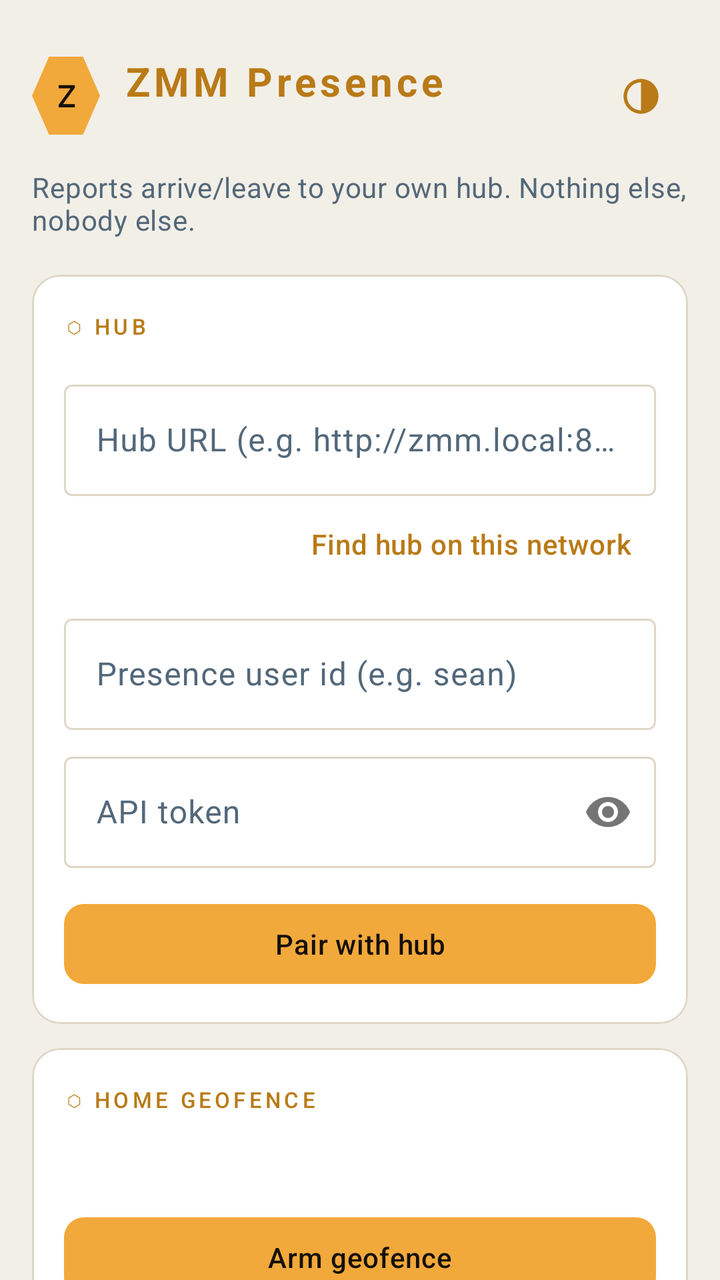
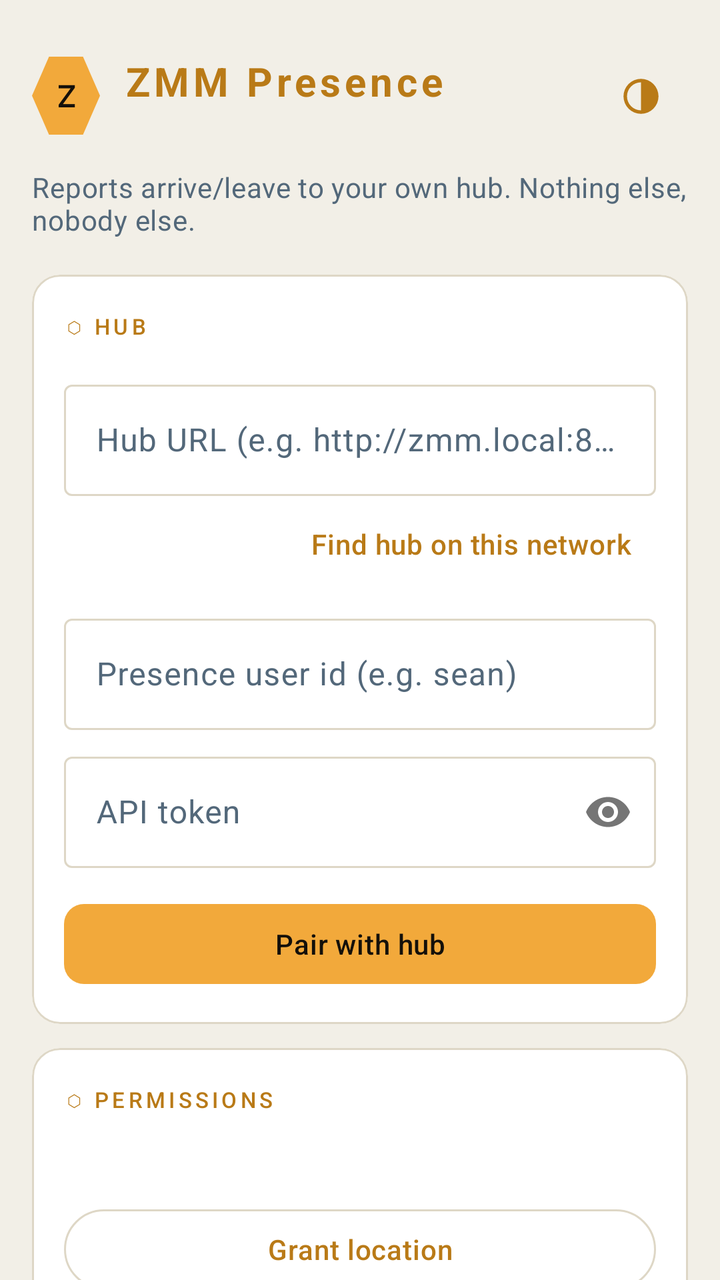

Two renders of the same Android screen: before a commit and after it. Below are the layout's source before the change and the commit's diff.
<!-- AndroidManifest.xml: application theme Theme.ZmmPresence -->
<!-- res/layout/activity_pair.xml -->
<?xml version="1.0" encoding="utf-8"?>
<ScrollView xmlns:android="http://schemas.android.com/apk/res/android"
    xmlns:app="http://schemas.android.com/apk/res-auto"
    android:layout_width="match_parent"
    android:layout_height="match_parent"
    android:fillViewport="true"
    android:scrollbars="none">

    <LinearLayout
        android:layout_width="match_parent"
        android:layout_height="wrap_content"
        android:orientation="vertical"
        android:padding="16dp">

        
        <LinearLayout
            android:layout_width="match_parent"
            android:layout_height="wrap_content"
            android:orientation="horizontal"
            android:gravity="center_vertical"
            android:layout_marginTop="8dp"
            android:layout_marginBottom="2dp">

            <TextView
                android:layout_width="34dp"
                android:layout_height="39dp"
                android:background="@drawable/hex_chip"
                android:backgroundTint="@color/honey"
                android:gravity="center"
                android:text="@string/hex_mark"
                android:textColor="@color/honey_ink"
                android:fontFamily="monospace"
                android:textStyle="bold"
                android:textSize="15sp" />

            <LinearLayout
                android:layout_width="0dp"
                android:layout_height="wrap_content"
                android:layout_weight="1"
                android:layout_marginStart="12dp"
                android:orientation="vertical">

                <TextView
                    android:layout_width="wrap_content"
                    android:layout_height="wrap_content"
                    android:text="@string/app_name"
                    android:textAppearance="@style/TextAppearance.Zmm.Wordmark" />

                <TextView
                    android:id="@+id/versionLabel"
                    android:layout_width="wrap_content"
                    android:layout_height="wrap_content"
                    android:layout_marginTop="1dp"
                    android:fontFamily="monospace"
                    android:textSize="10sp"
                    android:letterSpacing="0.08"
                    android:textColor="@color/text_muted" />
            </LinearLayout>

            <com.google.android.material.button.MaterialButton
                android:id="@+id/themeBtn"
                style="@style/Widget.Material3.Button.IconButton"
                android:layout_width="48dp"
                android:layout_height="48dp"
                app:icon="@drawable/ic_theme_system"
                app:iconSize="21dp"
                app:iconTint="@color/accent"
                android:contentDescription="@string/theme_toggle" />
        </LinearLayout>

        <TextView
            android:layout_width="match_parent"
            android:layout_height="wrap_content"
            android:layout_marginTop="10dp"
            android:layout_marginBottom="4dp"
            android:text="@string/blurb"
            android:textAppearance="@style/TextAppearance.Zmm.Body" />

        
        <com.google.android.material.card.MaterialCardView
            android:layout_width="match_parent"
            android:layout_height="wrap_content"
            android:layout_marginTop="14dp">

            <LinearLayout
                android:layout_width="match_parent"
                android:layout_height="wrap_content"
                android:orientation="vertical"
                android:padding="16dp">

                <LinearLayout
                    android:layout_width="match_parent"
                    android:layout_height="wrap_content"
                    android:orientation="horizontal"
                    android:gravity="center_vertical">

                    <TextView
                        android:layout_width="0dp"
                        android:layout_height="wrap_content"
                        android:layout_weight="1"
                        android:text="@string/label_hub"
                        android:textAppearance="@style/TextAppearance.Zmm.MicroLabel" />

                    <TextView
                        android:id="@+id/hubPill"
                        style="@style/Widget.Zmm.Pill"
                        android:layout_width="wrap_content"
                        android:layout_height="wrap_content" />
                </LinearLayout>

                <com.google.android.material.textfield.TextInputLayout
                    style="@style/Widget.Material3.TextInputLayout.OutlinedBox"
                    android:layout_width="match_parent"
                    android:layout_height="wrap_content"
                    android:layout_marginTop="14dp"
                    android:hint="@string/hub_hint">

                    <com.google.android.material.textfield.TextInputEditText
                        android:id="@+id/hubUrl"
                        android:layout_width="match_parent"
                        android:layout_height="wrap_content"
                        android:inputType="textUri"
                        android:autofillHints="" />
                </com.google.android.material.textfield.TextInputLayout>

                <com.google.android.material.button.MaterialButton
                    android:id="@+id/discoverBtn"
                    style="@style/Widget.Material3.Button.TextButton"
                    android:layout_width="wrap_content"
                    android:layout_height="wrap_content"
                    android:layout_gravity="end"
                    android:text="@string/discover" />

                <com.google.android.material.textfield.TextInputLayout
                    style="@style/Widget.Material3.TextInputLayout.OutlinedBox"
                    android:layout_width="match_parent"
                    android:layout_height="wrap_content"
                    android:layout_marginTop="8dp"
                    android:hint="@string/user_hint">

                    <com.google.android.material.textfield.TextInputEditText
                        android:id="@+id/userId"
                        android:layout_width="match_parent"
                        android:layout_height="wrap_content"
                        android:inputType="text"
                        android:autofillHints="" />
                </com.google.android.material.textfield.TextInputLayout>

                <com.google.android.material.textfield.TextInputLayout
                    style="@style/Widget.Material3.TextInputLayout.OutlinedBox"
                    android:layout_width="match_parent"
                    android:layout_height="wrap_content"
                    android:layout_marginTop="8dp"
                    android:hint="@string/token_hint"
                    app:passwordToggleEnabled="true">

                    <com.google.android.material.textfield.TextInputEditText
                        android:id="@+id/token"
                        android:layout_width="match_parent"
                        android:layout_height="wrap_content"
                        android:inputType="textPassword"
                        android:autofillHints="" />
                </com.google.android.material.textfield.TextInputLayout>

                <com.google.android.material.button.MaterialButton
                    android:id="@+id/pairBtn"
                    android:layout_width="match_parent"
                    android:layout_height="wrap_content"
                    android:layout_marginTop="14dp"
                    android:text="@string/pair" />
            </LinearLayout>
        </com.google.android.material.card.MaterialCardView>

        
        <com.google.android.material.card.MaterialCardView
            android:layout_width="match_parent"
            android:layout_height="wrap_content"
            android:layout_marginTop="12dp">

            <LinearLayout
                android:layout_width="match_parent"
                android:layout_height="wrap_content"
                android:orientation="vertical"
                android:padding="16dp">

                <LinearLayout
                    android:layout_width="match_parent"
                    android:layout_height="wrap_content"
                    android:orientation="horizontal"
                    android:gravity="center_vertical">

                    <TextView
                        android:layout_width="0dp"
                        android:layout_height="wrap_content"
                        android:layout_weight="1"
                        android:text="@string/label_geofence"
                        android:textAppearance="@style/TextAppearance.Zmm.MicroLabel" />

                    <TextView
                        android:id="@+id/geoPill"
                        style="@style/Widget.Zmm.Pill"
                        android:layout_width="wrap_content"
                        android:layout_height="wrap_content" />
                </LinearLayout>

                <TextView
                    android:id="@+id/homeState"
                    android:layout_width="match_parent"
                    android:layout_height="wrap_content"
                    android:layout_marginTop="12dp"
                    android:textAppearance="@style/TextAppearance.Zmm.Body" />

                <com.google.android.material.button.MaterialButton
                    android:id="@+id/armBtn"
                    android:layout_width="match_parent"
                    android:layout_height="wrap_content"
                    android:layout_marginTop="14dp"
                    android:text="@string/arm" />
            </LinearLayout>
        </com.google.android.material.card.MaterialCardView>

        
        <com.google.android.material.card.MaterialCardView
            android:layout_width="match_parent"
            android:layout_height="wrap_content"
            android:layout_marginTop="12dp">

            <LinearLayout
                android:layout_width="match_parent"
                android:layout_height="wrap_content"
                android:orientation="vertical"
                android:padding="16dp">

                <LinearLayout
                    android:layout_width="match_parent"
                    android:layout_height="wrap_content"
                    android:orientation="horizontal"
                    android:gravity="center_vertical">

                    <TextView
                        android:layout_width="0dp"
                        android:layout_height="wrap_content"
                        android:layout_weight="1"
                        android:text="@string/label_permissions"
                        android:textAppearance="@style/TextAppearance.Zmm.MicroLabel" />

                    <TextView
                        android:id="@+id/permPill"
                        style="@style/Widget.Zmm.Pill"
                        android:layout_width="wrap_content"
                        android:layout_height="wrap_content" />
                </LinearLayout>

                <TextView
                    android:id="@+id/permState"
                    android:layout_width="match_parent"
                    android:layout_height="wrap_content"
                    android:layout_marginTop="12dp"
                    android:textAppearance="@style/TextAppearance.Zmm.Body" />

                <com.google.android.material.button.MaterialButton
                    android:id="@+id/permsBtn"
                    style="@style/Widget.Material3.Button.OutlinedButton"
                    android:layout_width="match_parent"
                    android:layout_height="wrap_content"
                    android:layout_marginTop="10dp"
                    android:text="@string/grant_location" />

                <View
                    android:layout_width="match_parent"
                    android:layout_height="1dp"
                    android:layout_marginVertical="14dp"
                    android:background="@color/border_color" />

                
                <TextView
                    android:id="@+id/batteryState"
                    android:layout_width="match_parent"
                    android:layout_height="wrap_content"
                    android:textAppearance="@style/TextAppearance.Zmm.Body" />

                <com.google.android.material.button.MaterialButton
                    android:id="@+id/batteryBtn"
                    style="@style/Widget.Material3.Button.OutlinedButton"
                    android:layout_width="match_parent"
                    android:layout_height="wrap_content"
                    android:layout_marginTop="10dp"
                    android:text="@string/battery_btn" />
            </LinearLayout>
        </com.google.android.material.card.MaterialCardView>

        
        <com.google.android.material.card.MaterialCardView
            android:layout_width="match_parent"
            android:layout_height="wrap_content"
            android:layout_marginTop="12dp">

            <LinearLayout
                android:layout_width="match_parent"
                android:layout_height="wrap_content"
                android:orientation="vertical"
                android:padding="16dp">

                <LinearLayout
                    android:layout_width="match_parent"
                    android:layout_height="wrap_content"
                    android:orientation="horizontal"
                    android:gravity="center_vertical">

                    <TextView
                        android:layout_width="0dp"
                        android:layout_height="wrap_content"
                        android:layout_weight="1"
                        android:text="@string/label_drive"
                        android:textAppearance="@style/TextAppearance.Zmm.MicroLabel" />

                    <TextView
                        android:id="@+id/drivePill"
                        style="@style/Widget.Zmm.Pill"
                        android:layout_width="wrap_content"
                        android:layout_height="wrap_content" />
                </LinearLayout>

                <TextView
                    android:id="@+id/carState"
                    android:layout_width="match_parent"
                    android:layout_height="wrap_content"
                    android:layout_marginTop="12dp"
                    android:textAppearance="@style/TextAppearance.Zmm.Body" />

                <com.google.android.material.button.MaterialButton
                    android:id="@+id/carBtn"
                    style="@style/Widget.Material3.Button.OutlinedButton"
                    android:layout_width="match_parent"
                    android:layout_height="wrap_content"
                    android:layout_marginTop="10dp"
                    android:text="@string/car_btn" />
            </LinearLayout>
        </com.google.android.material.card.MaterialCardView>

        
        <com.google.android.material.card.MaterialCardView
            android:layout_width="match_parent"
            android:layout_height="wrap_content"
            android:layout_marginTop="12dp">

            <LinearLayout
                android:layout_width="match_parent"
                android:layout_height="wrap_content"
                android:orientation="vertical"
                android:padding="16dp">

                <TextView
                    android:layout_width="match_parent"
                    android:layout_height="wrap_content"
                    android:text="@string/label_device"
                    android:textAppearance="@style/TextAppearance.Zmm.MicroLabel" />

                <TextView
                    android:id="@+id/deviceId"
                    android:layout_width="match_parent"
                    android:layout_height="wrap_content"
                    android:layout_marginTop="12dp"
                    android:fontFamily="monospace"
                    android:textSize="11sp"
                    android:textColor="@color/text_muted"
                    android:lineSpacingMultiplier="1.2"
                    android:textIsSelectable="true" />

                <com.google.android.material.button.MaterialButton
                    android:id="@+id/forgetBtn"
                    style="@style/Widget.Material3.Button.TextButton"
                    android:layout_width="match_parent"
                    android:layout_height="wrap_content"
                    android:layout_marginTop="8dp"
                    android:textColor="@color/status_bad"
                    android:text="@string/forget" />
            </LinearLayout>
        </com.google.android.material.card.MaterialCardView>

        
        <TextView
            android:id="@+id/status"
            android:layout_width="match_parent"
            android:layout_height="wrap_content"
            android:layout_marginTop="16dp"
            android:layout_marginBottom="8dp"
            android:paddingHorizontal="4dp"
            android:fontFamily="monospace"
            android:textSize="11sp"
            android:lineSpacingMultiplier="1.2"
            android:textColor="@color/text_secondary" />
    </LinearLayout>
</ScrollView>
<!-- resources referenced by this layout -->
<resources>
  <color name="accent">#b97a17</color>
  <color name="border_color">#ded7c6</color>
  <color name="honey">#f2a93b</color>
  <color name="honey_ink">#14100a</color>
  <color name="status_bad">#ca334e</color>
  <color name="text_muted">#7e8fa0</color>
  <color name="text_secondary">#53687a</color>
  <!-- drawable hex_chip (drawable) -->
  <?xml version="1.0" encoding="utf-8"?>
  <vector xmlns:android="http://schemas.android.com/apk/res/android"
      android:width="26dp"
      android:height="30dp"
      android:viewportWidth="100"
      android:viewportHeight="100">
      <path
          android:fillColor="#ffffff"
          android:pathData="M25,0 L75,0 L100,50 L75,100 L25,100 L0,50 Z" />
  </vector>
  <string name="app_name">ZMM Presence</string>
  <string name="arm">Arm geofence</string>
  <string name="battery_btn">Allow background use</string>
  <string name="blurb">Reports arrive/leave to your own hub. Nothing else, nobody else.</string>
  <string name="car_btn">Choose car (Bluetooth)</string>
  <string name="discover">Find hub on this network</string>
  <string name="forget">Forget this hub</string>
  <string name="grant_location">Grant location</string>
  <string name="hex_mark">Z</string>
  <string name="hub_hint">Hub URL (e.g. http://zmm.local:8000)</string>
  <string name="label_device">⬡  This device</string>
  <string name="label_drive">⬡  Drive mode</string>
  <string name="label_geofence">⬡  Home geofence</string>
  <string name="label_hub">⬡  Hub</string>
  <string name="label_permissions">⬡  Permissions</string>
  <string name="pair">Pair with hub</string>
  <string name="theme_toggle">Theme</string>
  <string name="token_hint">API token</string>
  <string name="user_hint">Presence user id (e.g. sean)</string>
  <style name="TextAppearance.Zmm.Body" parent="TextAppearance.Material3.BodyMedium">
          <item name="android:textColor">@color/text_secondary</item>
          <item name="android:lineSpacingMultiplier">1.15</item>
      </style>
  <style name="TextAppearance.Zmm.MicroLabel" parent="TextAppearance.Material3.LabelSmall">
          <item name="android:fontFamily">monospace</item>
          <item name="android:textSize">11sp</item>
          <item name="android:letterSpacing">0.16</item>
          <item name="android:textAllCaps">true</item>
          <item name="android:textColor">@color/accent</item>
      </style>
  <style name="TextAppearance.Zmm.Wordmark" parent="TextAppearance.Material3.HeadlineSmall">
          <item name="android:fontFamily">monospace</item>
          <item name="android:textSize">20sp</item>
          <item name="android:letterSpacing">0.10</item>
          <item name="android:textStyle">bold</item>
          <item name="android:textColor">@color/accent</item>
      </style>
  <!-- drawable pill (drawable) -->
  <?xml version="1.0" encoding="utf-8"?>
  <shape xmlns:android="http://schemas.android.com/apk/res/android"
      android:shape="rectangle">
      <corners android:radius="100dp" />
      <solid android:color="#ffffff" />
  </shape>
  <color name="honey_soft">#f7bb5e</color>
  <color name="bg_body">#f2efe7</color>
  <color name="bg_surface">#ffffff</color>
  <color name="bg_surface_raised">#faf8f2</color>
  <color name="text_primary">#16283a</color>
  <style name="Widget.Zmm.Button" parent="Widget.Material3.Button">
          <item name="backgroundTint">@color/honey</item>
          <item name="android:textColor">@color/honey_ink</item>
          <item name="iconTint">@color/honey_ink</item>
          <item name="cornerRadius">10dp</item>
          <item name="android:letterSpacing">0.02</item>
          <item name="android:textAllCaps">false</item>
      </style>
  <style name="Widget.Zmm.Card" parent="Widget.Material3.CardView.Outlined">
          <item name="cardBackgroundColor">@color/bg_surface</item>
          <item name="strokeColor">@color/border_color</item>
          <item name="cardCornerRadius">14dp</item>
          <item name="cardElevation">0dp</item>
      </style>
  <!-- unchanged entries left out for length: 3 -->
</resources>

<!-- the commit's change to res/layout/activity_pair.xml (unified diff, before → after) -->
@@ -1,8 +1,14 @@
 <?xml version="1.0" encoding="utf-8"?>
-<ScrollView xmlns:android="http://schemas.android.com/apk/res/android"
+<LinearLayout xmlns:android="http://schemas.android.com/apk/res/android"
     xmlns:app="http://schemas.android.com/apk/res-auto"
     android:layout_width="match_parent"
     android:layout_height="match_parent"
+    android:orientation="vertical">
+
+<ScrollView
+    android:layout_width="match_parent"
+    android:layout_height="0dp"
+    android:layout_weight="1"
     android:fillViewport="true"
     android:scrollbars="none">
 
@@ -193,6 +199,76 @@
                         android:layout_width="0dp"
                         android:layout_height="wrap_content"
                         android:layout_weight="1"
+                        android:text="@string/label_permissions"
+                        android:textAppearance="@style/TextAppearance.Zmm.MicroLabel" />
+
+                    <TextView
+                        android:id="@+id/permPill"
+                        style="@style/Widget.Zmm.Pill"
+                        android:layout_width="wrap_content"
+                        android:layout_height="wrap_content" />
+                </LinearLayout>
+
+                <TextView
+                    android:id="@+id/permState"
+                    android:layout_width="match_parent"
+                    android:layout_height="wrap_content"
+                    android:layout_marginTop="12dp"
+                    android:textAppearance="@style/TextAppearance.Zmm.Body" />
+
+                <com.google.android.material.button.MaterialButton
+                    android:id="@+id/permsBtn"
+                    style="@style/Widget.Material3.Button.OutlinedButton"
+                    android:layout_width="match_parent"
+                    android:layout_height="wrap_content"
+                    android:layout_marginTop="10dp"
+                    android:text="@string/grant_location" />
+
+                <View
+                    android:layout_width="match_parent"
+                    android:layout_height="1dp"
+                    android:layout_marginVertical="14dp"
+                    android:background="@color/border_color" />
+
+                
+                <TextView
+                    android:id="@+id/batteryState"
+                    android:layout_width="match_parent"
+                    android:layout_height="wrap_content"
+                    android:textAppearance="@style/TextAppearance.Zmm.Body" />
+
+                <com.google.android.material.button.MaterialButton
+                    android:id="@+id/batteryBtn"
+                    style="@style/Widget.Material3.Button.OutlinedButton"
+                    android:layout_width="match_parent"
+                    android:layout_height="wrap_content"
+                    android:layout_marginTop="10dp"
+                    android:text="@string/battery_btn" />
+            </LinearLayout>
+        </com.google.android.material.card.MaterialCardView>
+
+        
+        <com.google.android.material.card.MaterialCardView
+            android:layout_width="match_parent"
+            android:layout_height="wrap_content"
+            android:layout_marginTop="12dp">
+
+            <LinearLayout
+                android:layout_width="match_parent"
+                android:layout_height="wrap_content"
+                android:orientation="vertical"
+                android:padding="16dp">
+
+                <LinearLayout
+                    android:layout_width="match_parent"
+                    android:layout_height="wrap_content"
+                    android:orientation="horizontal"
+                    android:gravity="center_vertical">
+
+                    <TextView
+                        android:layout_width="0dp"
+                        android:layout_height="wrap_content"
+                        android:layout_weight="1"
                         android:text="@string/label_geofence"
                         android:textAppearance="@style/TextAppearance.Zmm.MicroLabel" />
 
@@ -216,76 +292,6 @@
                     android:layout_height="wrap_content"
                     android:layout_marginTop="14dp"
                     android:text="@string/arm" />
-            </LinearLayout>
-        </com.google.android.material.card.MaterialCardView>
-
-        
-        <com.google.android.material.card.MaterialCardView
-            android:layout_width="match_parent"
-            android:layout_height="wrap_content"
-            android:layout_marginTop="12dp">
-
-            <LinearLayout
-                android:layout_width="match_parent"
-                android:layout_height="wrap_content"
-                android:orientation="vertical"
-                android:padding="16dp">
-
-                <LinearLayout
-                    android:layout_width="match_parent"
-                    android:layout_height="wrap_content"
-                    android:orientation="horizontal"
-                    android:gravity="center_vertical">
-
-                    <TextView
-                        android:layout_width="0dp"
-                        android:layout_height="wrap_content"
-                        android:layout_weight="1"
-                        android:text="@string/label_permissions"
-                        android:textAppearance="@style/TextAppearance.Zmm.MicroLabel" />
-
-                    <TextView
-                        android:id="@+id/permPill"
-                        style="@style/Widget.Zmm.Pill"
-                        android:layout_width="wrap_content"
-                        android:layout_height="wrap_content" />
-                </LinearLayout>
-
-                <TextView
-                    android:id="@+id/permState"
-                    android:layout_width="match_parent"
-                    android:layout_height="wrap_content"
-                    android:layout_marginTop="12dp"
-                    android:textAppearance="@style/TextAppearance.Zmm.Body" />
-
-                <com.google.android.material.button.MaterialButton
-                    android:id="@+id/permsBtn"
-                    style="@style/Widget.Material3.Button.OutlinedButton"
-                    android:layout_width="match_parent"
-                    android:layout_height="wrap_content"
-                    android:layout_marginTop="10dp"
-                    android:text="@string/grant_location" />
-
-                <View
-                    android:layout_width="match_parent"
-                    android:layout_height="1dp"
-                    android:layout_marginVertical="14dp"
-                    android:background="@color/border_color" />
-
-                
-                <TextView
-                    android:id="@+id/batteryState"
-                    android:layout_width="match_parent"
-                    android:layout_height="wrap_content"
-                    android:textAppearance="@style/TextAppearance.Zmm.Body" />
-
-                <com.google.android.material.button.MaterialButton
-                    android:id="@+id/batteryBtn"
-                    style="@style/Widget.Material3.Button.OutlinedButton"
-                    android:layout_width="match_parent"
-                    android:layout_height="wrap_content"
-                    android:layout_marginTop="10dp"
-                    android:text="@string/battery_btn" />
             </LinearLayout>
         </com.google.android.material.card.MaterialCardView>
 
@@ -378,17 +384,26 @@
             </LinearLayout>
         </com.google.android.material.card.MaterialCardView>
 
-        
-        <TextView
-            android:id="@+id/status"
-            android:layout_width="match_parent"
-            android:layout_height="wrap_content"
-            android:layout_marginTop="16dp"
-            android:layout_marginBottom="8dp"
-            android:paddingHorizontal="4dp"
-            android:fontFamily="monospace"
-            android:textSize="11sp"
-            android:lineSpacingMultiplier="1.2"
-            android:textColor="@color/text_secondary" />
     </LinearLayout>
 </ScrollView>
+
+    
+    <View
+        android:id="@+id/statusDivider"
+        android:layout_width="match_parent"
+        android:layout_height="1dp"
+        android:visibility="gone"
+        android:background="@color/border_color" />
+
+    <TextView
+        android:id="@+id/status"
+        android:layout_width="match_parent"
+        android:layout_height="wrap_content"
+        android:visibility="gone"
+        android:background="@color/bg_surface_raised"
+        android:padding="14dp"
+        android:fontFamily="monospace"
+        android:textSize="11sp"
+        android:lineSpacingMultiplier="1.2"
+        android:textColor="@color/text_secondary" />
+</LinearLayout>
